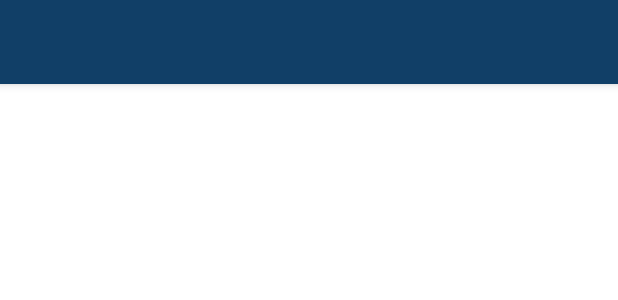
After one commit to literallysofia/upm-pui, an Android app: the layout activity_article.xml on its own in the app's theme, with its tools: preview values and no code run, on a phone screen of 412 x 824 dp. The commit adds this screen. Shown: the top 300 px of the screen. Run offline under Robolectric (Android 15) with nearby library versions, the phone set to English and light mode, and no system bars; network calls fail.

Commit message:
article activity launch and finish

```diff
--- a/android-app/app/src/main/AndroidManifest.xml
+++ b/android-app/app/src/main/AndroidManifest.xml
@@ -11,15 +11,16 @@
         android:roundIcon="@mipmap/ic_launcher_round"
         android:supportsRtl="true"
         android:theme="@style/AppTheme.NoActionBar">
+        <activity android:name=".ArticleActivity"></activity>
         <activity
             android:name=".LoginActivity"
-            android:label="@string/title_login_activity">
-        </activity>
+            android:label="@string/title_login_activity"></activity>
         <activity
             android:name=".MainActivity"
             android:label="@string/title_main_activity">
             <intent-filter>
                 <action android:name="android.intent.action.MAIN" />
+
                 <category android:name="android.intent.category.LAUNCHER" />
             </intent-filter>
         </activity>
--- /dev/null
+++ b/android-app/app/src/main/res/layout/activity_article.xml
@@ -0,0 +1,22 @@
+<?xml version="1.0" encoding="utf-8"?>
+<androidx.constraintlayout.widget.ConstraintLayout xmlns:android="http://schemas.android.com/apk/res/android"
+    xmlns:app="http://schemas.android.com/apk/res-auto"
+    xmlns:tools="http://schemas.android.com/tools"
+    android:layout_width="match_parent"
+    android:layout_height="match_parent"
+    tools:context=".ArticleActivity">
+
+    <androidx.appcompat.widget.Toolbar
+        android:id="@+id/toolbar"
+        android:layout_width="match_parent"
+        android:layout_height="wrap_content"
+        android:background="?attr/colorPrimaryDark"
+        android:elevation="4dp"
+        android:minHeight="?attr/actionBarSize"
+        app:layout_constraintLeft_toLeftOf="parent"
+        app:layout_constraintRight_toRightOf="parent"
+        app:layout_constraintTop_toTopOf="parent"
+        app:titleTextColor="@android:color/white"
+        android:theme="@style/ThemeOverlay.AppCompat.Dark.ActionBar"
+        app:popupTheme="@style/ThemeOverlay.AppCompat.Light"/>
+</androidx.constraintlayout.widget.ConstraintLayout>
```
Also changed, not shown: android-app/app/src/main/java/com/example/newsmanager/ArticleActivity.java (added, +33 -0 lines), android-app/app/src/main/java/com/example/newsmanager/MainActivity.java (+5 -4 lines).
